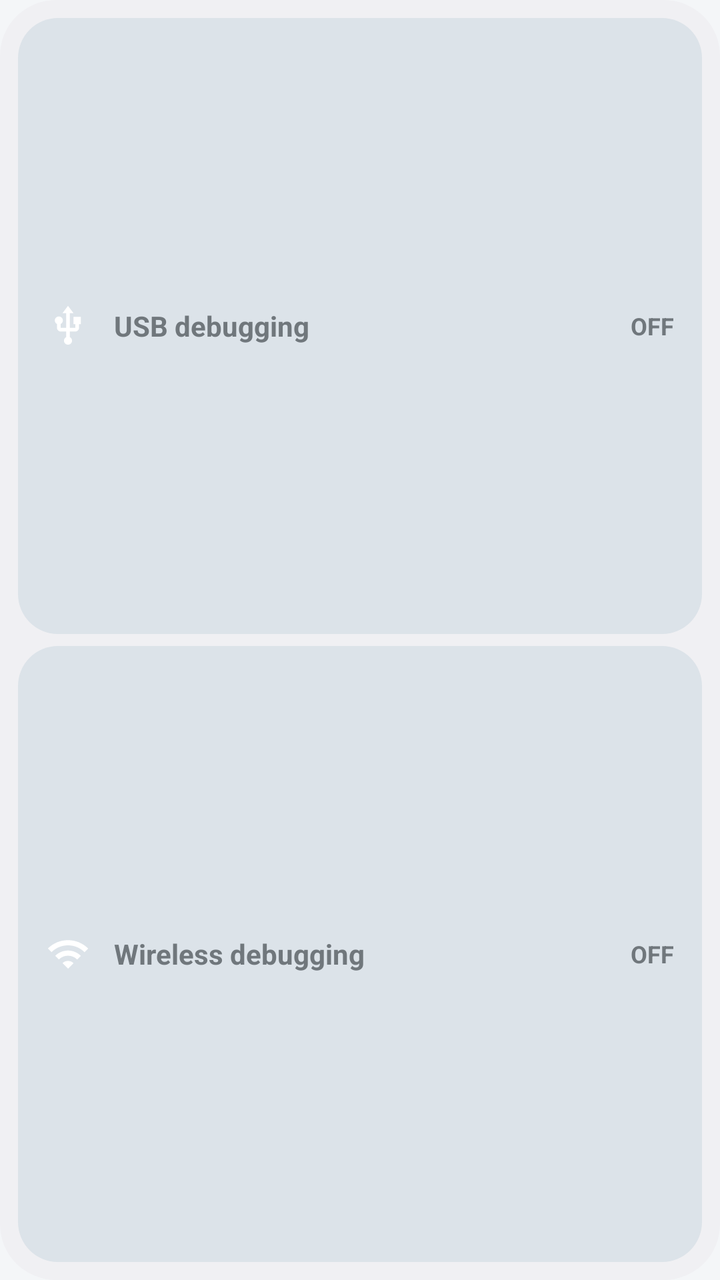
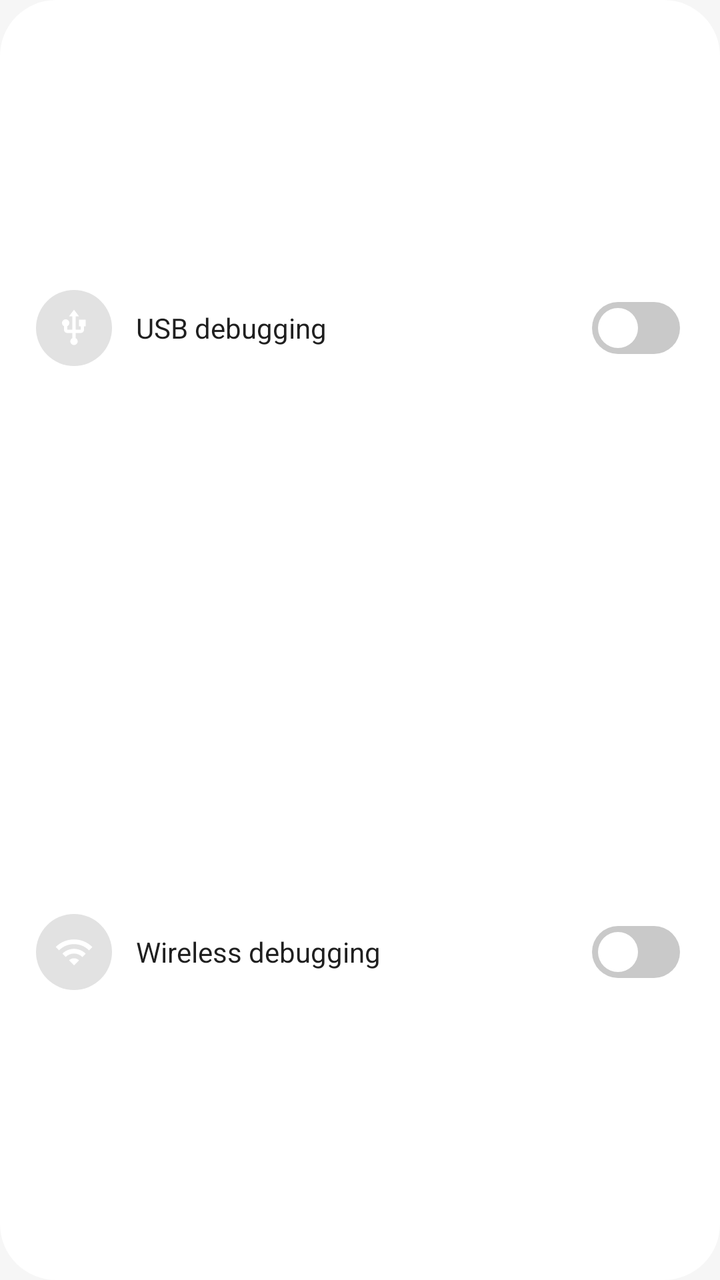

Before-and-after screenshots of an Android layout around one commit, followed by the original layout XML and the change that was made.
<!-- AndroidManifest.xml: application theme AppTheme -->
<!-- res/layout/widget_list.xml -->
<?xml version="1.0" encoding="utf-8"?>
<LinearLayout xmlns:android="http://schemas.android.com/apk/res/android"
    android:layout_width="match_parent"
    android:layout_height="match_parent"
    android:background="@drawable/widget_container"
    android:orientation="vertical"
    android:padding="6dp">

    <LinearLayout
        android:id="@+id/list_usb"
        android:layout_width="match_parent"
        android:layout_height="0dp"
        android:layout_margin="3dp"
        android:layout_weight="1"
        android:background="@drawable/widget_btn_off"
        android:gravity="center_vertical"
        android:orientation="horizontal"
        android:paddingStart="14dp"
        android:paddingEnd="14dp">

        <ImageView
            android:id="@+id/list_usb_icon"
            android:layout_width="22dp"
            android:layout_height="22dp"
            android:contentDescription="@null"
            android:src="@drawable/ic_usb" />

        <TextView
            android:id="@+id/list_usb_label"
            android:layout_width="0dp"
            android:layout_height="wrap_content"
            android:layout_marginStart="12dp"
            android:layout_weight="1"
            android:ellipsize="end"
            android:maxLines="1"
            android:text="@string/label_usb"
            android:textSize="14sp"
            android:textStyle="bold" />

        <TextView
            android:id="@+id/list_usb_state"
            android:layout_width="wrap_content"
            android:layout_height="wrap_content"
            android:text="@string/state_off"
            android:textSize="12sp"
            android:textStyle="bold" />
    </LinearLayout>

    <LinearLayout
        android:id="@+id/list_wireless"
        android:layout_width="match_parent"
        android:layout_height="0dp"
        android:layout_margin="3dp"
        android:layout_weight="1"
        android:background="@drawable/widget_btn_off"
        android:gravity="center_vertical"
        android:orientation="horizontal"
        android:paddingStart="14dp"
        android:paddingEnd="14dp">

        <ImageView
            android:id="@+id/list_wireless_icon"
            android:layout_width="22dp"
            android:layout_height="22dp"
            android:contentDescription="@null"
            android:src="@drawable/ic_wifi" />

        <TextView
            android:id="@+id/list_wireless_label"
            android:layout_width="0dp"
            android:layout_height="wrap_content"
            android:layout_marginStart="12dp"
            android:layout_weight="1"
            android:ellipsize="end"
            android:maxLines="1"
            android:text="@string/label_wireless"
            android:textSize="14sp"
            android:textStyle="bold" />

        <TextView
            android:id="@+id/list_wireless_state"
            android:layout_width="wrap_content"
            android:layout_height="wrap_content"
            android:text="@string/state_off"
            android:textSize="12sp"
            android:textStyle="bold" />
    </LinearLayout>

</LinearLayout>
<!-- resources referenced by this layout -->
<resources>
  <!-- drawable ic_usb (drawable) -->
  <?xml version="1.0" encoding="utf-8"?>
  <vector xmlns:android="http://schemas.android.com/apk/res/android"
      android:width="24dp"
      android:height="24dp"
      android:viewportWidth="24"
      android:viewportHeight="24">
      <path
          android:fillColor="#FFFFFFFF"
          android:pathData="M15,7v4h1v2h-3V5h2l-3,-4 -3,4h2v8H8v-2.07c0.7,-0.37 1.2,-1.08 1.2,-1.93 0,-1.21 -0.99,-2.2 -2.2,-2.2 -1.21,0 -2.2,0.99 -2.2,2.2 0,0.85 0.5,1.56 1.2,1.93V13c0,1.11 0.89,2 2,2h3v3.05c-0.71,0.37 -1.2,1.1 -1.2,1.95 0,1.22 0.99,2.2 2.2,2.2 1.21,0 2.2,-0.98 2.2,-2.2 0,-0.85 -0.49,-1.58 -1.2,-1.95V15h3c1.11,0 2,-0.89 2,-2v-2h1V7h-4z" />
  </vector>
  <!-- drawable ic_wifi (drawable) -->
  <?xml version="1.0" encoding="utf-8"?>
  <vector xmlns:android="http://schemas.android.com/apk/res/android"
      android:width="24dp"
      android:height="24dp"
      android:viewportWidth="24"
      android:viewportHeight="24">
      <path
          android:fillColor="#FFFFFFFF"
          android:pathData="M1,9l2,2c4.97,-4.97 13.03,-4.97 18,0l2,-2C16.93,2.93 7.08,2.93 1,9zM9,17l3,3 3,-3c-1.65,-1.66 -4.34,-1.66 -6,0zM5,13l2,2c2.76,-2.76 7.24,-2.76 10,0l2,-2C15.14,9.14 8.87,9.14 5,13z" />
  </vector>
  <!-- drawable widget_btn_off (drawable) -->
  <?xml version="1.0" encoding="utf-8"?>
  <shape xmlns:android="http://schemas.android.com/apk/res/android">
      <solid android:color="@color/widget_off_bg" />
      <corners android:radius="@dimen/widget_inner_radius" />
  </shape>
  <!-- drawable widget_container (drawable) -->
  <?xml version="1.0" encoding="utf-8"?>
  <shape xmlns:android="http://schemas.android.com/apk/res/android">
      <solid android:color="@color/widget_bg" />
      <corners android:radius="@dimen/widget_radius" />
  </shape>
  <string name="label_usb">USB debugging</string>
  <string name="label_wireless">Wireless debugging</string>
  <string name="state_off">OFF</string>
  <style name="AppTheme" parent="android:Theme.DeviceDefault.DayNight">
          <item name="android:windowActionBar">false</item>
          <item name="android:windowNoTitle">true</item>
          <item name="android:windowBackground">@color/bg</item>
          <item name="android:colorAccent">@color/accent</item>
          <item name="android:statusBarColor">@color/bg</item>
          <item name="android:navigationBarColor">@color/bg</item>
          <item name="android:windowLightStatusBar">true</item>
          <item name="android:windowLightNavigationBar">true</item>
      </style>
  <color name="widget_off_bg">#FFE3E8EE</color>
  <dimen name="widget_inner_radius">16dp</dimen>
  <color name="widget_bg">#FFFFFFFF</color>
  <dimen name="widget_radius">24dp</dimen>
  <color name="bg">#FFF4F6F8</color>
  <color name="accent">#FF1E9E5A</color>
</resources>

<!-- the commit's change to res/layout/widget_list.xml (unified diff, before → after) -->
@@ -4,29 +4,28 @@
     android:layout_height="match_parent"
     android:background="@drawable/widget_container"
     android:orientation="vertical"
-    android:padding="6dp">
+    android:padding="8dp">
 
     <LinearLayout
         android:id="@+id/list_usb"
         android:layout_width="match_parent"
         android:layout_height="0dp"
-        android:layout_margin="3dp"
         android:layout_weight="1"
-        android:background="@drawable/widget_btn_off"
         android:gravity="center_vertical"
         android:orientation="horizontal"
-        android:paddingStart="14dp"
-        android:paddingEnd="14dp">
+        android:paddingStart="10dp"
+        android:paddingEnd="12dp">
 
         <ImageView
             android:id="@+id/list_usb_icon"
-            android:layout_width="22dp"
-            android:layout_height="22dp"
+            android:layout_width="38dp"
+            android:layout_height="38dp"
+            android:background="@drawable/circle_off"
             android:contentDescription="@null"
+            android:padding="9dp"
             android:src="@drawable/ic_usb" />
 
         <TextView
-            android:id="@+id/list_usb_label"
             android:layout_width="0dp"
             android:layout_height="wrap_content"
             android:layout_marginStart="12dp"
@@ -34,39 +33,37 @@
             android:ellipsize="end"
             android:maxLines="1"
             android:text="@string/label_usb"
-            android:textSize="14sp"
-            android:textStyle="bold" />
+            android:textColor="@color/widget_text"
+            android:textSize="14sp" />
 
-        <TextView
-            android:id="@+id/list_usb_state"
-            android:layout_width="wrap_content"
-            android:layout_height="wrap_content"
-            android:text="@string/state_off"
-            android:textSize="12sp"
-            android:textStyle="bold" />
+        <ImageView
+            android:id="@+id/list_usb_switch"
+            android:layout_width="44dp"
+            android:layout_height="26dp"
+            android:contentDescription="@null"
+            android:src="@drawable/switch_off_img" />
     </LinearLayout>
 
     <LinearLayout
         android:id="@+id/list_wireless"
         android:layout_width="match_parent"
         android:layout_height="0dp"
-        android:layout_margin="3dp"
         android:layout_weight="1"
-        android:background="@drawable/widget_btn_off"
         android:gravity="center_vertical"
         android:orientation="horizontal"
-        android:paddingStart="14dp"
-        android:paddingEnd="14dp">
+        android:paddingStart="10dp"
+        android:paddingEnd="12dp">
 
         <ImageView
             android:id="@+id/list_wireless_icon"
-            android:layout_width="22dp"
-            android:layout_height="22dp"
+            android:layout_width="38dp"
+            android:layout_height="38dp"
+            android:background="@drawable/circle_off"
             android:contentDescription="@null"
+            android:padding="9dp"
             android:src="@drawable/ic_wifi" />
 
         <TextView
-            android:id="@+id/list_wireless_label"
             android:layout_width="0dp"
             android:layout_height="wrap_content"
             android:layout_marginStart="12dp"
@@ -74,16 +71,14 @@
             android:ellipsize="end"
             android:maxLines="1"
             android:text="@string/label_wireless"
-            android:textSize="14sp"
-            android:textStyle="bold" />
+            android:textColor="@color/widget_text"
+            android:textSize="14sp" />
 
-        <TextView
-            android:id="@+id/list_wireless_state"
-            android:layout_width="wrap_content"
-            android:layout_height="wrap_content"
-            android:text="@string/state_off"
-            android:textSize="12sp"
-            android:textStyle="bold" />
+        <ImageView
+            android:id="@+id/list_wireless_switch"
+            android:layout_width="44dp"
+            android:layout_height="26dp"
+            android:contentDescription="@null"
+            android:src="@drawable/switch_off_img" />
     </LinearLayout>
-
 </LinearLayout>
<!-- resource entries referenced after the edit -->
@@ -1,5 +1,11 @@
 <!-- resources referenced by this layout -->
 <resources>
+  <color name="widget_text">#FF1F1F1F</color>
+  <!-- drawable circle_off (drawable) -->
+  <?xml version="1.0" encoding="utf-8"?>
+  <shape xmlns:android="http://schemas.android.com/apk/res/android" android:shape="oval">
+      <solid android:color="@color/widget_circle_off" />
+  </shape>
   <!-- drawable ic_usb (drawable) -->
   <?xml version="1.0" encoding="utf-8"?>
   <vector xmlns:android="http://schemas.android.com/apk/res/android"
@@ -22,12 +28,20 @@
           android:fillColor="#FFFFFFFF"
           android:pathData="M1,9l2,2c4.97,-4.97 13.03,-4.97 18,0l2,-2C16.93,2.93 7.08,2.93 1,9zM9,17l3,3 3,-3c-1.65,-1.66 -4.34,-1.66 -6,0zM5,13l2,2c2.76,-2.76 7.24,-2.76 10,0l2,-2C15.14,9.14 8.87,9.14 5,13z" />
   </vector>
-  <!-- drawable widget_btn_off (drawable) -->
+  <!-- drawable switch_off_img (drawable) -->
   <?xml version="1.0" encoding="utf-8"?>
-  <shape xmlns:android="http://schemas.android.com/apk/res/android">
-      <solid android:color="@color/widget_off_bg" />
-      <corners android:radius="@dimen/widget_inner_radius" />
-  </shape>
+  <vector xmlns:android="http://schemas.android.com/apk/res/android"
+      android:width="44dp"
+      android:height="26dp"
+      android:viewportWidth="44"
+      android:viewportHeight="26">
+      <path
+          android:fillColor="@color/widget_switch_off"
+          android:pathData="M13,0h18a13,13 0,0 1,0 26h-18a13,13 0,0 1,0 -26z" />
+      <path
+          android:fillColor="#FFFFFFFF"
+          android:pathData="M13,13m-10,0a10,10 0,1 0,20 0a10,10 0,1 0,-20 0" />
+  </vector>
   <!-- drawable widget_container (drawable) -->
   <?xml version="1.0" encoding="utf-8"?>
   <shape xmlns:android="http://schemas.android.com/apk/res/android">
@@ -36,7 +50,6 @@
   </shape>
   <string name="label_usb">USB debugging</string>
   <string name="label_wireless">Wireless debugging</string>
-  <string name="state_off">OFF</string>
   <style name="AppTheme" parent="android:Theme.DeviceDefault.DayNight">
           <item name="android:windowActionBar">false</item>
           <item name="android:windowNoTitle">true</item>
@@ -47,11 +60,11 @@
           <item name="android:windowLightStatusBar">true</item>
           <item name="android:windowLightNavigationBar">true</item>
       </style>
-  <color name="widget_off_bg">#FFE3E8EE</color>
-  <dimen name="widget_inner_radius">16dp</dimen>
-  <color name="widget_bg">#FFFFFFFF</color>
-  <dimen name="widget_radius">24dp</dimen>
-  <color name="bg">#FFF4F6F8</color>
-  <color name="accent">#FF1E9E5A</color>
+  <color name="widget_circle_off">#FFE2E2E2</color>
+  <color name="widget_switch_off">#FFC9C9C9</color>
+  <color name="widget_bg">#F5FFFFFF</color>
+  <dimen name="widget_radius">28dp</dimen>
+  <color name="bg">#FFF6F6F6</color>
+  <color name="accent">#FF3E91FF</color>
 </resources>
 
